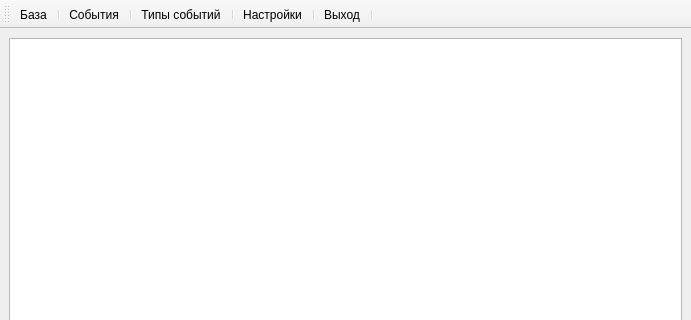
wterkin/qt-forget-me-not, file ui/f_main.ui: the form before one commit; both pictures show x 0 to 691 and y 0 to 320 of the 691 by 466 pixel window.
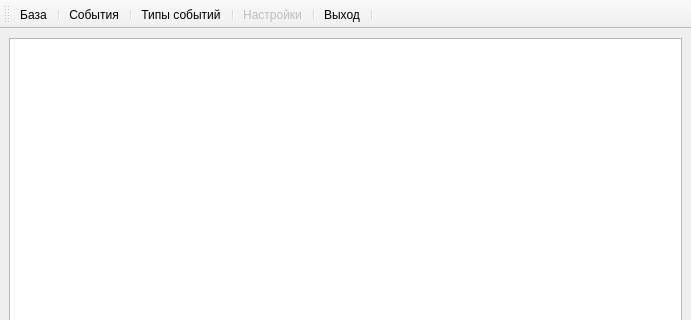
The form after the commit. Icons and pictures are not drawn.

Commit message: Убрана кнопка вызова редактора конфигурации

Patch:
```diff
--- a/ui/f_main.ui
+++ b/ui/f_main.ui
@@ -22,6 +22,9 @@
   </widget>
   <widget class="QStatusBar" name="QStatus"/>
   <widget class="QToolBar" name="toolBar">
+   <property name="enabled">
+    <bool>true</bool>
+   </property>
    <property name="windowTitle">
     <string>toolBar</string>
    </property>
@@ -97,6 +100,9 @@
    </property>
   </action>
   <action name="actionSetup">
+   <property name="enabled">
+    <bool>false</bool>
+   </property>
    <property name="icon">
     <iconset>
      <normaloff>application-menu.png</normaloff>application-menu.png</iconset>
```
Left out of the diff: 3 changed lines with no effect on the pictures.
